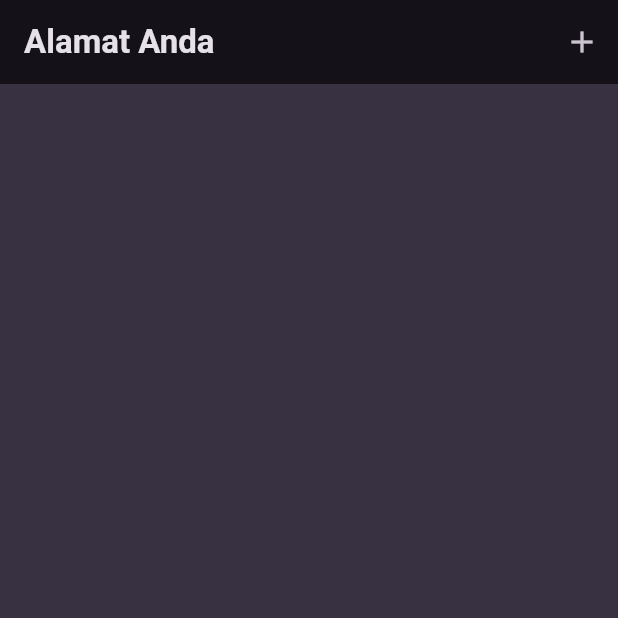
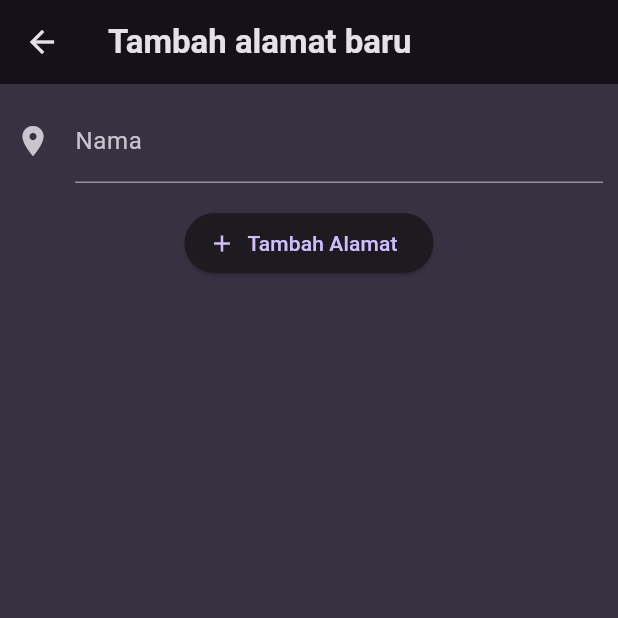
Before and after one commit to izhal27/favorite_places, a Flutter app: the screen it shows after launch, after a tap on the "add" icon, on a phone screen of 412 x 824 dp, the top half of it. Run offline on Flutter 3.47's test engine with Material 3 defaults, Android fonts, the phone set to English and light mode, and no system bars; our stand-ins replace google_fonts.

Commit message:
add new place widget

```diff
--- /dev/null
+++ b/lib/widgets/new_place.dart
@@ -0,0 +1,65 @@
+import 'package:flutter/material.dart';
+
+import 'package:favorite_places/models/place.dart';
+
+class NewPlace extends StatefulWidget {
+  const NewPlace({super.key});
+
+  @override
+  State<NewPlace> createState() => _NewPlaceState();
+}
+
+class _NewPlaceState extends State<NewPlace> {
+  var _enteredName = "";
+
+  final _formKey = GlobalKey<FormState>();
+
+  void _addPlace() {
+    if (_formKey.currentState!.validate()) {
+      _formKey.currentState!.save();
+      Navigator.of(context).pop<Place>(
+        Place(id: DateTime.now().toString(), name: _enteredName),
+      );
+    }
+  }
+
+  @override
+  Widget build(BuildContext context) {
+    return Scaffold(
+      appBar: AppBar(title: const Text("Tambah alamat baru")),
+      body: Form(
+        key: _formKey,
+        child: Container(
+          padding: const EdgeInsets.all(10),
+          child: Column(
+            children: [
+              TextFormField(
+                decoration: const InputDecoration(
+                  icon: Icon(Icons.place),
+                  label: Text("Nama"),
+                ),
+                style: const TextStyle(color: Colors.white),
+                initialValue: _enteredName,
+                validator: (value) {
+                  if (value == null || value.trim().isEmpty) {
+                    return "Nama alamat tidak boleh kosong";
+                  }
+                  return null;
+                },
+                onSaved: (newValue) {
+                  _enteredName = newValue!;
+                },
+              ),
+              const SizedBox(height: 16),
+              ElevatedButton.icon(
+                onPressed: _addPlace,
+                label: const Text("Tambah Alamat"),
+                icon: const Icon(Icons.add),
+              ),
+            ],
+          ),
+        ),
+      ),
+    );
+  }
+}
--- a/lib/widgets/place.dart
+++ b/lib/widgets/place.dart
@@ -1,4 +1,7 @@
 import 'package:flutter/material.dart';
+
+import 'package:favorite_places/models/place.dart';
+import 'package:favorite_places/widgets/new_place.dart';
 
 class PlaceWidget extends StatefulWidget {
   const PlaceWidget({super.key});
@@ -8,6 +11,19 @@ class PlaceWidget extends StatefulWidget {
 }
 
 class _PlaceWidgetState extends State<PlaceWidget> {
+  final List<Place> _listOfPlaces = [];
+
+  void _addPlace() async {
+    final result = await Navigator.of(context).push<Place>(
+      MaterialPageRoute(builder: (context) => const NewPlace()),
+    );
+    if (result != null) {
+      setState(() {
+        _listOfPlaces.add(result);
+      });
+    }
+  }
+
   @override
   Widget build(BuildContext context) {
     return Scaffold(
@@ -15,11 +31,17 @@ class _PlaceWidgetState extends State<PlaceWidget> {
         title: const Text("Alamat Anda"),
         actions: [
           IconButton(
-            onPressed: () {},
+            onPressed: _addPlace,
             icon: const Icon(Icons.add),
           ),
         ],
       ),
+      body: ListView.builder(
+        itemCount: _listOfPlaces.length,
+        itemBuilder: ((context, index) {
+          return Text(_listOfPlaces[index].name);
+        }),
+      ),
     );
   }
 }
```
